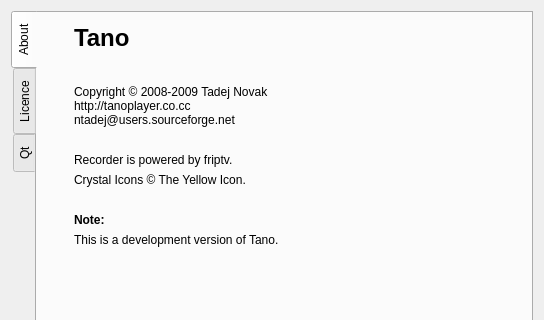
This is src/ui/About.ui in ntadej/tano as Qt 5 draws it before an edit; both pictures show x 0 to 544 and y 0 to 320 of the 544 by 490 pixel window. The edited form follows.
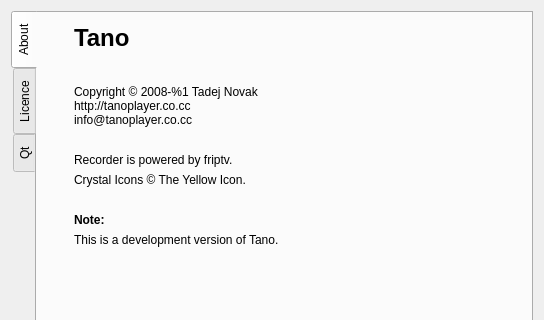
This is the edited form. Icons and pictures are not drawn. Custom widgets are drawn as their Qt base class.

What changed in the file:
```diff
--- a/src/ui/About.ui
+++ b/src/ui/About.ui
@@ -102,7 +102,7 @@
          <item>
           <widget class="QLabel" name="labelCopy">
            <property name="text">
-            <string>Copyright &amp;copy; 2008-2009 Tadej Novak&lt;br&gt;http://tanoplayer.co.cc&lt;br&gt;ntadej@users.sourceforge.net</string>
+            <string>Copyright &amp;copy; 2008-%1 Tadej Novak&lt;br&gt;http://tanoplayer.co.cc&lt;br&gt;info@tanoplayer.co.cc</string>
            </property>
            <property name="openExternalLinks">
             <bool>true</bool>
```
